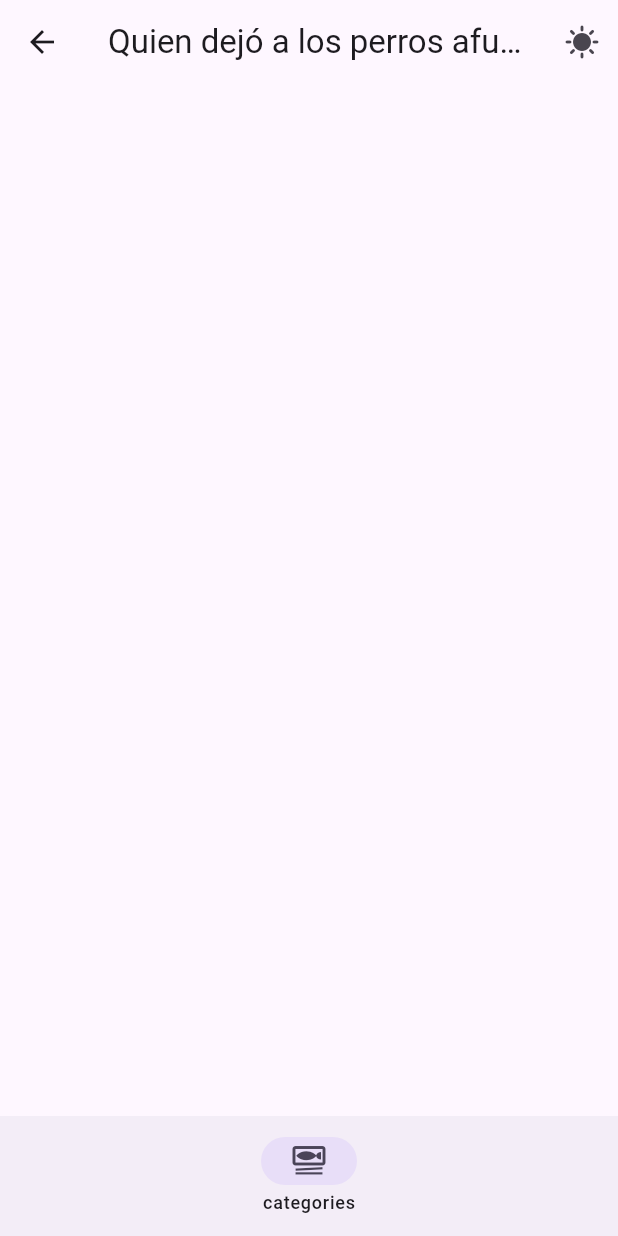
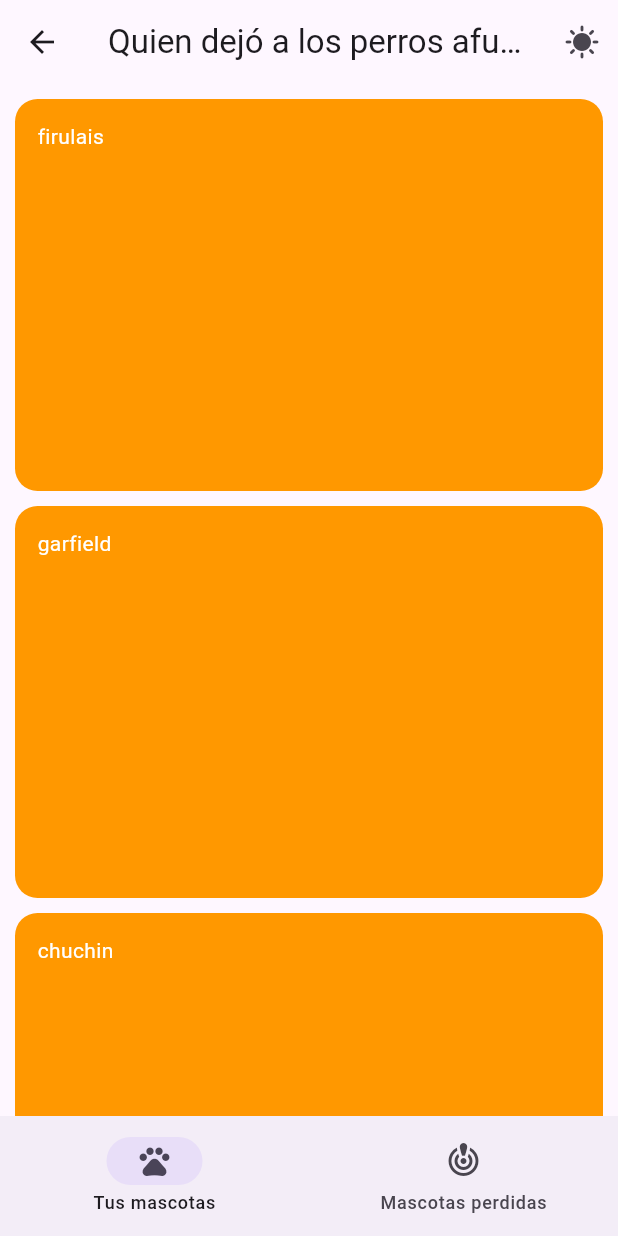
Before and after one commit to O-Luna/ProyectoMoviles1, a Flutter app: the screen it shows after launch, after a tap on "Iniciar sesión", on a phone screen of 412 x 824 dp. Run offline on Flutter 3.47's test engine with Material 3 defaults, Android fonts, the phone set to English and light mode, and no system bars.

Commit message:
se añadieron tres mascotas provicionales en la pantalla principal, cuentan con formato muy pobre

```diff
--- /dev/null
+++ b/proyecto/lib/informacion/category.dart
@@ -0,0 +1,14 @@
+import 'package:flutter/material.dart';
+
+class Category { // Se estructura el modelo de que es una categoría en mi app MC04
+  const Category({
+    required this.id,
+    required this.title,
+    this.color = Colors.orange,
+
+  });
+
+  final String id;
+  final String title;
+  final Color color;
+}
--- /dev/null
+++ b/proyecto/lib/informacion/mascotas.dart
@@ -0,0 +1,31 @@
+import 'package:flutter/material.dart';
+import 'package:proyecto/informacion/category.dart';
+import 'package:proyecto/informacion/modelo.dart';
+const mascota = [
+  Category(
+    id: 'c1',
+    title: 'firulais',
+
+  ),
+   Category(
+    id: 'c2 ',
+    title: 'garfield',
+
+  ),
+   Category(
+    id: 'c3',
+    title: 'chuchin',
+
+  ),
+
+];
+
+const mascotas = [
+ Mascotas(
+  id:'m1',
+  title: 'firulais',
+  imageUrl: 'https://upload.wikimedia.org/wikipedia/commons/thumb/2/20/Spaghetti_Bolognese_mit_Parmesan_oder_Grana_Padano.jpg/800px-Spaghetti_Bolognese_mit_Parmesan_oder_Grana_Padano.jpg',
+  descripcion:''
+
+ )
+];
--- /dev/null
+++ b/proyecto/lib/informacion/modelo.dart
@@ -0,0 +1,19 @@
+
+
+class Mascotas {
+  const Mascotas({
+    required this.id,
+    required this.title,
+    required this.imageUrl,
+    required this.descripcion,
+
+
+  });
+
+  final String id;
+  final String title;
+  final String imageUrl;
+  final String descripcion;
+
+
+}
--- a/proyecto/lib/pantallas/inicio_sesion.dart
+++ b/proyecto/lib/pantallas/inicio_sesion.dart
@@ -1,5 +1,6 @@
 import 'package:flutter/material.dart';
 import 'package:proyecto/pantallas/principal.dart';
+import 'package:proyecto/informacion/category.dart';
 class InicioSesion extends StatefulWidget {
   const InicioSesion({super.key});
 
@@ -8,21 +9,48 @@ class InicioSesion extends StatefulWidget {
 }
 
 class _InicioSesionState extends State<InicioSesion> {
+    TextEditingController firstFieldController=TextEditingController();
   @override
   Widget build(BuildContext context) {
     return Scaffold(
       body: Center(
+
         child:
-        FloatingActionButton(onPressed: (){
+        Padding(padding: const EdgeInsets.fromLTRB(130, 10, 130, 0),
+        child:
+         Column(
+          mainAxisAlignment: MainAxisAlignment.center,
+          children: [
+
+            TextField(
+              controller: firstFieldController,
+              keyboardType: TextInputType.text,
+              decoration: const InputDecoration(
+              labelText: 'Usuario',
+              floatingLabelBehavior: FloatingLabelBehavior.auto,
+              border: OutlineInputBorder()
+              )
+            ),
+            Padding(padding: const EdgeInsets.fromLTRB(5, 5, 0, 0)),
+            TextField(
+              controller: firstFieldController,
+              keyboardType: TextInputType.text,
+              decoration: const InputDecoration(
+              labelText: 'Contraseña',
+              floatingLabelBehavior: FloatingLabelBehavior.auto,
+              border: OutlineInputBorder()
+              )
+            ),
+            ElevatedButton(onPressed: (){
           Navigator.push(
             context,
             MaterialPageRoute(builder: (context)=>Principal()));
-
         },
         child: Text("Iniciar sesión"),),
-
+          ],
+         )
+        )
       ),
-
 
     );
   }
--- a/proyecto/lib/pantallas/principal.dart
+++ b/proyecto/lib/pantallas/principal.dart
@@ -1,5 +1,8 @@
 import 'package:flutter/material.dart';
+import 'package:proyecto/informacion/mascotas.dart';
+import 'package:proyecto/informacion/modelo.dart';
 import 'package:proyecto/pantallas/configuracion.dart';
+import 'package:proyecto/informacion/category.dart';
 class Principal extends StatefulWidget {
   const Principal({super.key});
 
@@ -21,6 +24,53 @@ class _PrincipalState extends State<Principal> {
 
         }, icon: Icon(Icons.sunny))],
       ),
+      body:
+
+      GridView.builder(
+      padding: const EdgeInsets.all(10),
+      gridDelegate: const SliverGridDelegateWithFixedCrossAxisCount(
+        crossAxisCount: 1,
+        childAspectRatio: 1.5,
+        crossAxisSpacing: 12,
+        mainAxisSpacing: 10,
+      ),
+
+      itemCount: mascota.length,
+      itemBuilder: (context, index) {
+        final category = mascota[index];
+        return InkWell(
+         /* onTap: () {
+            Navigator.push(context,
+            MaterialPageRoute(builder: (context)=> Category(categoryId: category.id,),
+            ));
+          },*/
+          child: Container(
+            padding: const EdgeInsets.all(15),
+            decoration: BoxDecoration(
+              gradient: LinearGradient(
+                colors: [
+                  category.color,
+                  category.color,
+                ],
+                begin: Alignment.topLeft,
+                end: Alignment.bottomRight,
+              ),
+              borderRadius: BorderRadius.circular(15),
+            ),
+            child: Column(
+              crossAxisAlignment: CrossAxisAlignment.start,
+              children: [
+                Text(
+                  category.title,
+                  style: TextStyle(color: Colors.white)
+                  ),
+
+              ],
+            ),
+          ),
+        );
+      },
+    ),
       bottomNavigationBar: NavigationBar(
       selectedIndex: currentPageIndex,
       onDestinationSelected: (int index){
@@ -28,10 +78,14 @@ class _PrincipalState extends State<Principal> {
       },
       destinations: [
         NavigationDestination(
-          selectedIcon: Icon(Icons.set_meal_outlined),
-          icon: Icon(Icons.set_meal),
-          label: 'categories'
-
+          selectedIcon: Icon(Icons.pets_outlined),
+          icon: Icon(Icons.pets),
+          label: 'Tus mascotas',
+        ),
+        NavigationDestination(
+          selectedIcon: Icon(Icons.crisis_alert_outlined),
+          icon: Icon(Icons.crisis_alert),
+          label: 'Mascotas perdidas',
         ),
       ]
 
```
